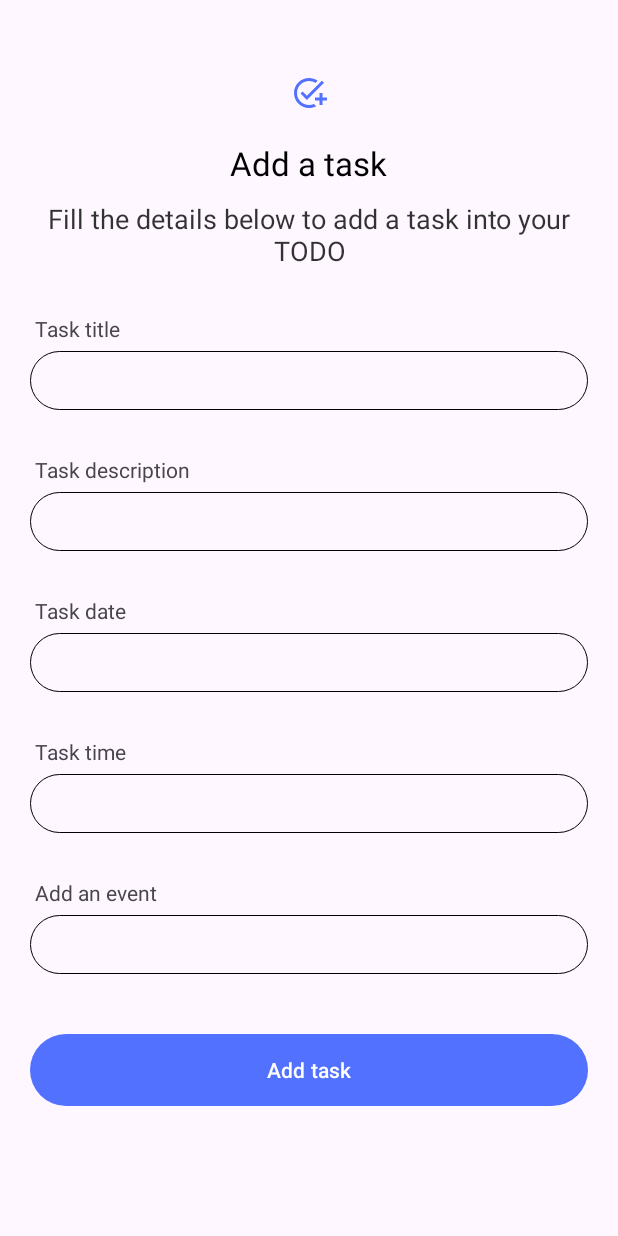
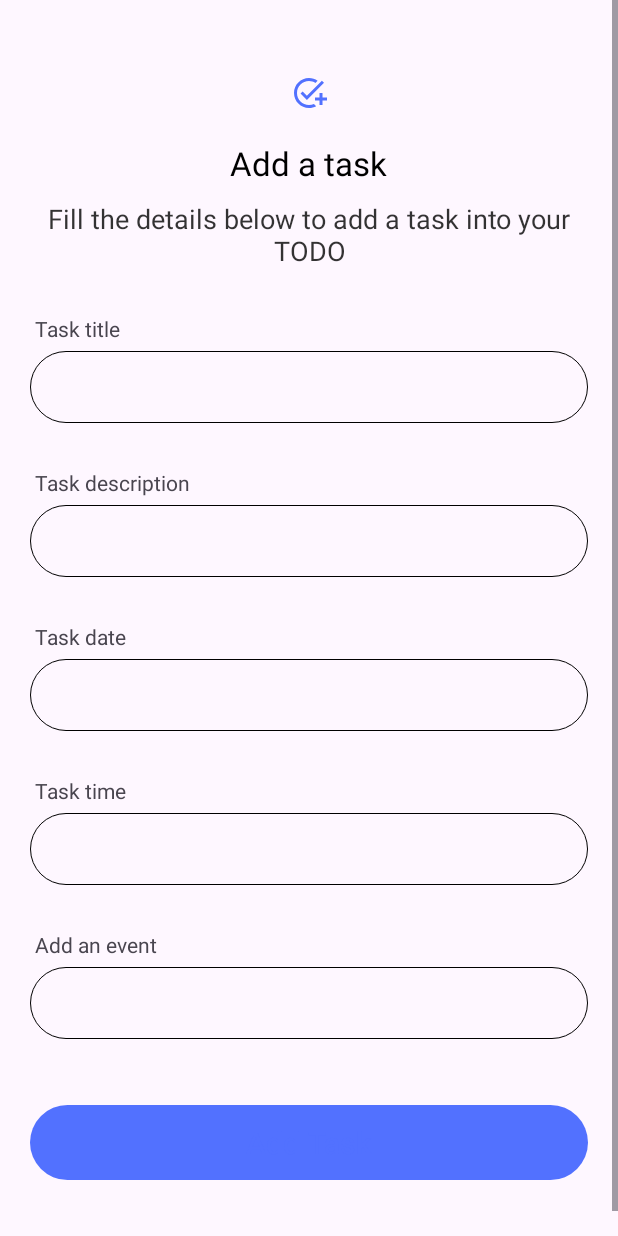
Before and after one commit to banulaperera/TodoApplication, an Android app: the layout fragment_create_task.xml on its own in the app's theme, with its tools: preview values and no code run, on a phone screen of 412 x 824 dp. Run offline under Robolectric (Android 15) with nearby library versions, the phone set to English and light mode, and no system bars.

Commit message:
today updated

```diff
--- a/app/src/main/java/com/example/todoapplication/fragments/CreateTaskFragment.kt
+++ b/app/src/main/java/com/example/todoapplication/fragments/CreateTaskFragment.kt
@@ -6,8 +6,9 @@ import android.view.LayoutInflater
 import android.view.View
 import android.view.ViewGroup
 import com.example.todoapplication.R
+import com.google.android.material.bottomsheet.BottomSheetDialogFragment
 
-class CreateTaskFragment : Fragment() {
+class CreateTaskFragment : BottomSheetDialogFragment() {
     override fun onCreateView(
         inflater: LayoutInflater, container: ViewGroup?,
         savedInstanceState: Bundle?
--- a/app/src/main/java/com/example/todoapplication/fragments/LoginTabFragment.kt
+++ b/app/src/main/java/com/example/todoapplication/fragments/LoginTabFragment.kt
@@ -1,5 +1,6 @@
 package com.example.todoapplication.fragments
 
+import android.content.Intent
 import android.os.Bundle
 import androidx.fragment.app.Fragment
 import android.view.LayoutInflater
@@ -9,6 +10,7 @@ import android.widget.Button
 import android.widget.EditText
 import android.widget.Toast
 import com.example.todoapplication.R
+import com.example.todoapplication.activity.TodoActivity
 
 class LoginTabFragment : Fragment() {
 
@@ -34,6 +36,8 @@ class LoginTabFragment : Fragment() {
             if (validateCredentials(email, password)) {
                 // Credentials are valid, proceed with login
                 Toast.makeText(context, "Login successful", Toast.LENGTH_SHORT).show()
+                val intent = Intent(activity, TodoActivity::class.java)
+                startActivity(intent)
             } else {
                 // Credentials are invalid, show an error message
                 Toast.makeText(context, "Invalid email or password", Toast.LENGTH_SHORT).show()
--- a/app/src/main/res/drawable/save_btn.xml
+++ b/app/src/main/res/drawable/save_btn.xml
@@ -2,5 +2,5 @@
 <shape xmlns:android="http://schemas.android.com/apk/res/android"
     android:shape="rectangle">
     <solid android:color="@color/blue"/>
-    <corners android:radius="40dp" />
+    <corners android:radius="20dp" />
 </shape>
--- a/app/src/main/res/layout/activity_todo.xml
+++ b/app/src/main/res/layout/activity_todo.xml
@@ -7,6 +7,7 @@
     android:paddingRight="20dp"
     android:orientation="vertical"
     android:background="@color/white"
+    android:paddingTop="20dp"
     android:paddingLeft="20dp"
     tools:context=".activity.TodoActivity">
 
@@ -32,8 +33,8 @@
         </LinearLayout>
 
         <ImageView
-            android:layout_width="30dp"
-            android:layout_height="30dp"
+            android:layout_width="50dp"
+            android:layout_height="50dp"
             android:layout_gravity="right|center"
             android:background="@drawable/baseline_account_circle_24"
             android:id="@+id/profile"/>
--- a/app/src/main/res/layout/fragment_create_task.xml
+++ b/app/src/main/res/layout/fragment_create_task.xml
@@ -58,7 +58,7 @@
             android:textSize="14sp"
             fontPath="fonts/nunito_light.ttf"
             android:layout_width="match_parent"
-            android:layout_height="wrap_content"
+            android:layout_height="48dp"
             android:layout_marginTop="5dp"
             android:singleLine="true"
             android:background="@drawable/add_task_btn_border"
@@ -79,7 +79,7 @@
             android:textSize="14sp"
             fontPath="fonts/nunito_light.ttf"
             android:layout_width="match_parent"
-            android:layout_height="wrap_content"
+            android:layout_height="48dp"
             android:layout_marginTop="5dp"
             android:singleLine="true"
             android:background="@drawable/add_task_btn_border"
@@ -100,7 +100,7 @@
             android:textSize="14sp"
             fontPath="fonts/nunito_light.ttf"
             android:layout_width="match_parent"
-            android:layout_height="wrap_content"
+            android:layout_height="48dp"
             android:layout_marginTop="5dp"
             android:singleLine="true"
             android:background="@drawable/add_task_btn_border"
@@ -121,7 +121,7 @@
             android:textSize="14sp"
             fontPath="fonts/nunito_light.ttf"
             android:layout_width="match_parent"
-            android:layout_height="wrap_content"
+            android:layout_height="48dp"
             android:layout_marginTop="5dp"
             android:singleLine="true"
             android:background="@drawable/add_task_btn_border"
@@ -142,7 +142,7 @@
             android:textSize="14sp"
             fontPath="fonts/nunito_light.ttf"
             android:layout_width="match_parent"
-            android:layout_height="wrap_content"
+            android:layout_height="48dp"
             android:layout_marginTop="5dp"
             android:singleLine="true"
             android:background="@drawable/add_task_btn_border"
@@ -152,11 +152,11 @@
 
         <Button
             android:layout_width="match_parent"
-            android:layout_height="wrap_content"
+            android:layout_height="58dp"
             android:id="@+id/addTask"
-            android:text="Add task"
-            android:background="@drawable/save_btn"
-            android:textColor="@color/white"
+            android:text="@string/add_task"
+            android:textSize="20sp"
+            android:textColor="@color/blue"
             android:layout_marginTop="40dp" />
 
     </LinearLayout>
--- /dev/null
+++ b/app/src/main/res/menu/menu_logout.xml
@@ -0,0 +1,6 @@
+<?xml version="1.0" encoding="utf-8"?>
+<menu xmlns:android="http://schemas.android.com/apk/res/android">
+    <item
+        android:id="@+id/logout"
+        android:title="Logout"/>
+</menu>
--- a/app/src/main/res/values/strings.xml
+++ b/app/src/main/res/values/strings.xml
@@ -2,4 +2,5 @@
     <string name="app_name">Todo Application</string>
     <!-- TODO: Remove or change this placeholder text -->
     <string name="hello_blank_fragment">Hello blank fragment</string>
+    <string name="add_task">Add Task</string>
 </resources>
```
Also changed, not shown: app/src/main/java/com/example/todoapplication/activity/TodoActivity.kt (+32 -2 lines), app/src/main/java/com/example/todoapplication/adapter/TodoAdapter.kt (added, +73 -0 lines), app/src/main/java/com/example/todoapplication/model/Todo.kt (added, +9 -0 lines).
